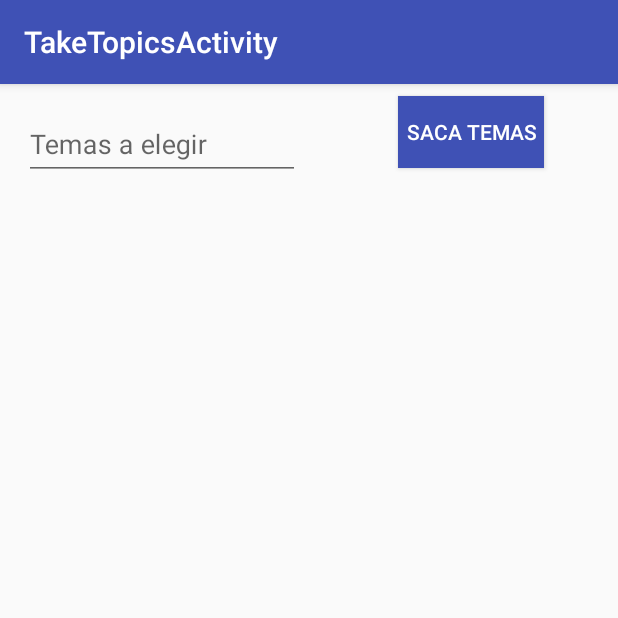
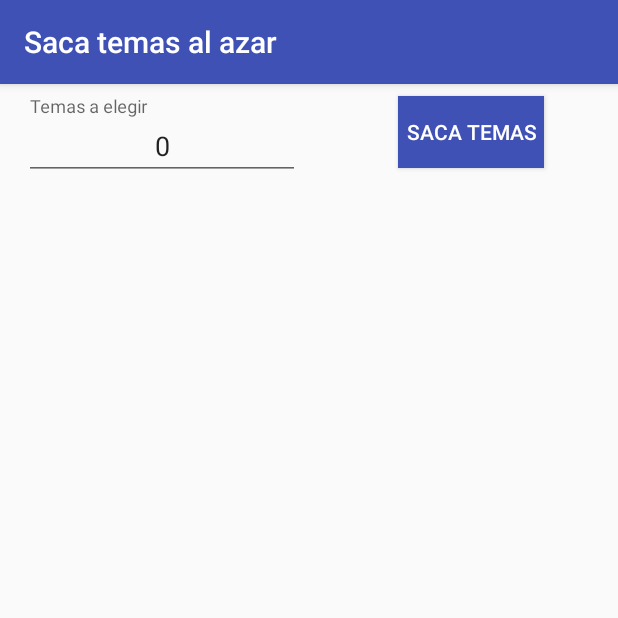
Before and after one commit to gensin/Calculadora_oposiciones, an Android app: the TakeTopicsActivity screen opened directly, with no data from a screen before it, on a phone screen of 412 x 824 dp, the top half of it. Run offline under Robolectric (Android 15) with nearby library versions, the phone set to English and light mode, and no system bars.

Commit message:
fix some errors

```diff
--- a/app/src/main/AndroidManifest.xml
+++ b/app/src/main/AndroidManifest.xml
@@ -19,8 +19,7 @@
         <activity android:name=".features.resultData.ResultActivity"/>
         <activity
             android:name=".features.taketopics.TakeTopicsActivity"
-            android:label="@string/title_activity_take_topics"
-            android:theme="@style/AppTheme.NoActionBar">
+            android:label="@string/title_activity_take_topics">
         </activity>
     </application>
 
--- a/app/src/main/java/es/pau/calculadoraoposiciones/features/taketopics/TakeTopicsActivity.kt
+++ b/app/src/main/java/es/pau/calculadoraoposiciones/features/taketopics/TakeTopicsActivity.kt
@@ -21,7 +21,6 @@ class TakeTopicsActivity : AppCompatActivity() {
     override fun onCreate(savedInstanceState: Bundle?) {
         super.onCreate(savedInstanceState)
         setContentView(R.layout.activity_take_topics)
-        setSupportActionBar(toolbar)
 
         sendTopics.setOnClickListener {
            //TODO("Enviar mail con topics")
@@ -44,6 +43,7 @@ class TakeTopicsActivity : AppCompatActivity() {
             createList()
         }
 
+        newTaken.setText(prefs.takenPref.toString())
         takeAgain.performClick()
         newTaken.hideKeyboard()
         newTaken.clearFocus()
--- a/app/src/main/java/es/pau/calculadoraoposiciones/utils/Extensions.kt
+++ b/app/src/main/java/es/pau/calculadoraoposiciones/utils/Extensions.kt
@@ -61,7 +61,7 @@ fun ProgressBar.show() {
 
 // Maths
 fun ClosedRange<Int>.random() =
-        Random().nextInt(1 + endInclusive - start) +  start
+        Random().nextInt( (endInclusive - start) + 1) +  start
 
 
 // Adapter Extensions
--- a/app/src/main/res/layout/activity_take_topics.xml
+++ b/app/src/main/res/layout/activity_take_topics.xml
@@ -11,13 +11,6 @@
         android:layout_width="match_parent"
         android:layout_height="wrap_content"
         android:theme="@style/AppTheme.AppBarOverlay">
-
-        <android.support.v7.widget.Toolbar
-            android:id="@+id/toolbar"
-            android:layout_width="match_parent"
-            android:layout_height="?attr/actionBarSize"
-            android:background="?attr/colorPrimary"
-            app:popupTheme="@style/AppTheme.PopupOverlay"/>
 
     </android.support.design.widget.AppBarLayout>
 
--- a/app/src/main/res/layout/content_take_topics.xml
+++ b/app/src/main/res/layout/content_take_topics.xml
@@ -22,7 +22,6 @@
         android:layout_height="wrap_content"
         android:layout_marginBottom="@dimen/activity_vertical_margin"
         android:layout_marginLeft="16dp"
-        app:layout_constraintBottom_toTopOf="@+id/recalculate"
         app:layout_constraintLeft_toLeftOf="parent"
         app:layout_constraintTop_toTopOf="@+id/takeAgain">
 
@@ -34,6 +33,7 @@
             android:imeOptions="actionGo"
             android:inputType="number"
             android:singleLine="true"
+            android:textAlignment="center"
             android:focusedByDefault="false"
             tools:layout_editor_absoluteX="8dp"
             tools:layout_editor_absoluteY="536dp"/>
--- a/app/src/main/res/values/strings.xml
+++ b/app/src/main/res/values/strings.xml
@@ -10,5 +10,5 @@
     <string name="percentage_symbol" translatable="false">%</string>
     <string name="percentage_temporal_number" translatable="false">100</string>
     <string name="take_topics">Saca temas</string>
-    <string name="title_activity_take_topics">TakeTopicsActivity</string>
+    <string name="title_activity_take_topics">Saca temas al azar</string>
 </resources>
```
Also changed, not shown: app/src/main/java/es/pau/calculadoraoposiciones/features/enterData/DataActivity.kt (+12 -2 lines), 5 other files.
